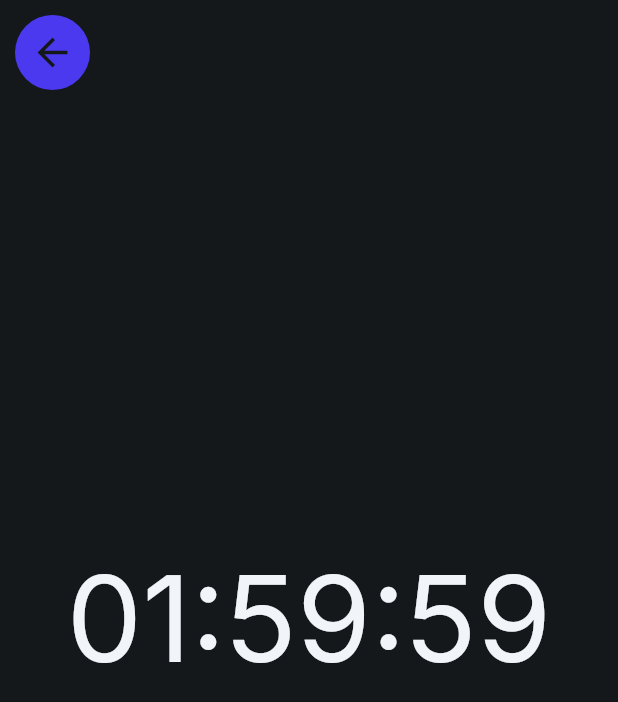
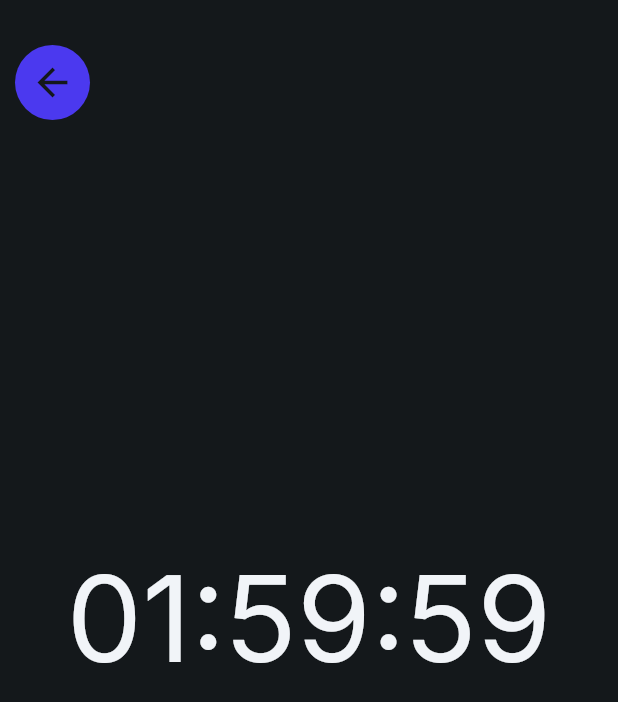
Before and after one commit to Snag-Delivery/SBHacks25, a Flutter app: the CountDownWidget screen opened by its route, on a phone screen of 412 x 824 dp. Shown: the top 702 px of the screen. Run offline on Flutter 3.47's test engine with Material 3 defaults, Android fonts, the light colour scheme and no system bars; our stand-ins replace auto_size_text, flutter_animate, font_awesome_flutter, from_css_color, go_router, google_fonts and 3 more; missing offline and left inert: json_path; accounts and stored records are empty.

Commit message:
Updating to latest FlutterFlow output.

```diff
--- a/lib/components/back_button_widget.dart
+++ b/lib/components/back_button_widget.dart
@@ -36,7 +36,7 @@ class _BackButtonWidgetState extends State<BackButtonWidget> {
   @override
   Widget build(BuildContext context) {
     return Padding(
-      padding: const EdgeInsetsDirectional.fromSTEB(10.0, 10.0, 0.0, 0.0),
+      padding: const EdgeInsetsDirectional.fromSTEB(10.0, 30.0, 0.0, 0.0),
       child: InkWell(
         splashColor: Colors.transparent,
         focusColor: Colors.transparent,
```
